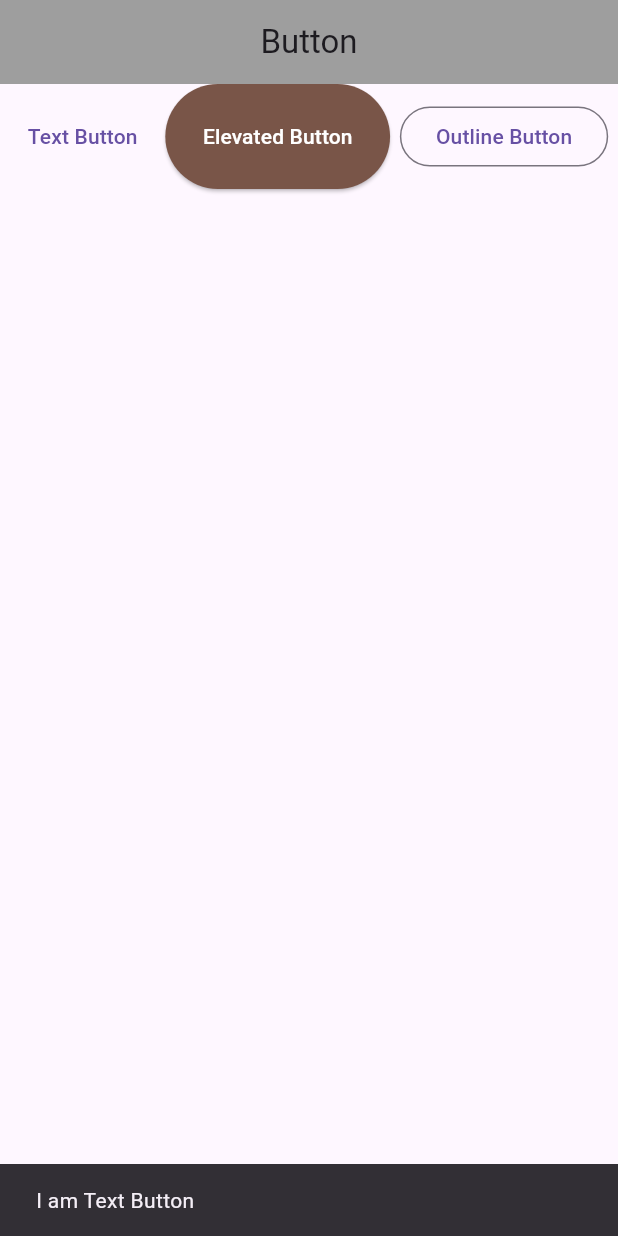
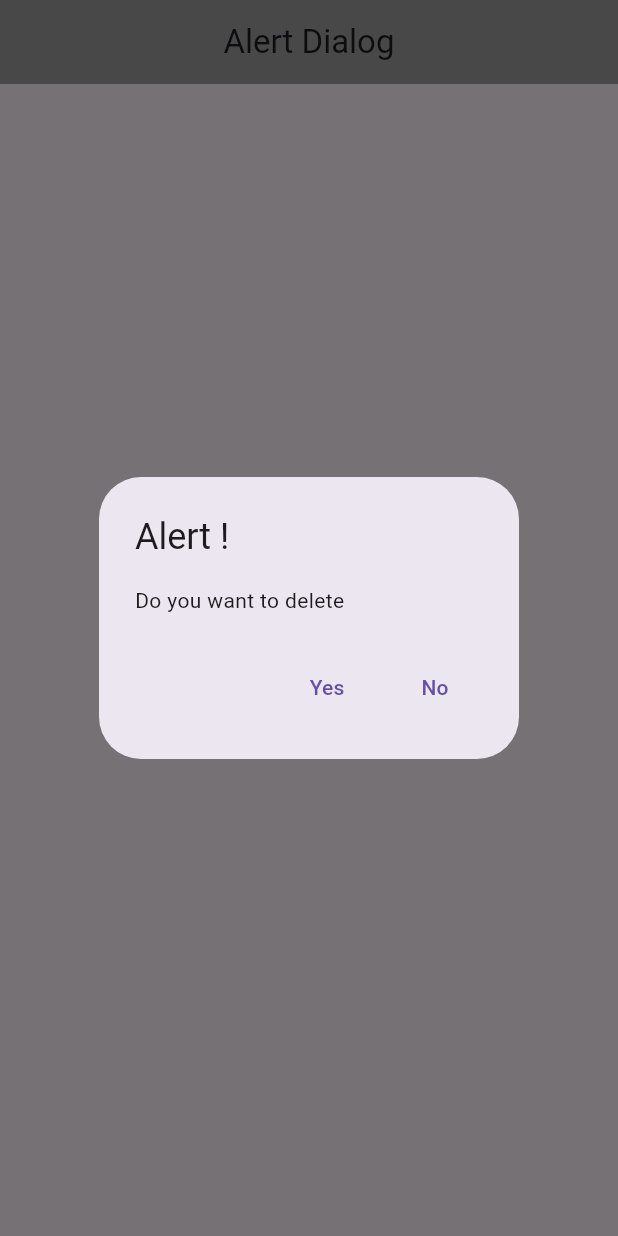
Before and after one commit to shamim2810/flutter_rabbil_class, a Flutter app: the screen it shows after launch, after a tap on "Text Button", on a phone screen of 412 x 824 dp. Run offline on Flutter 3.47's test engine with Material 3 defaults, Android fonts, the light colour scheme and no system bars.

Commit message:
alert dialog

```diff
--- a/lib/home_screen.dart
+++ b/lib/home_screen.dart
@@ -1,35 +1,65 @@
 import 'package:flutter/material.dart';
 
-class HomeScreen extends StatelessWidget {
+class HomeScreen extends StatefulWidget {
   const HomeScreen({super.key});
-  MySnackBar(message, context){
-    return ScaffoldMessenger.of(context).showSnackBar(SnackBar(content: Text(message),),);
+
+  @override
+  State<HomeScreen> createState() => _HomeScreenState();
+}
+
+class _HomeScreenState extends State<HomeScreen> {
+  MySnackBar(message, context) {
+    return ScaffoldMessenger.of(context).showSnackBar(
+      SnackBar(
+        content: Text(message),
+      ),
+    );
+  }
+
+  MyAlertDialog(context) {
+    return showDialog(
+      context: context,
+      builder: (BuildContext context) {
+        return Expanded(
+          child: AlertDialog(
+            title: Text('Alert !'),
+            content: Text('Do you want to delete'),
+            actions: [
+              TextButton(
+                onPressed: () {
+                  MySnackBar('Delete success !', context);
+                  Navigator.of(context).pop();
+                },
+                child: Text('Yes'),
+              ),
+              TextButton(
+                onPressed: () {
+                  Navigator.of(context).pop();
+                },
+                child: Text('No'),
+              ),
+            ],
+          ),
+        );
+      },
+    );
   }
 
   @override
   Widget build(BuildContext context) {
-    ButtonStyle buttonStyle = ElevatedButton.styleFrom(
-      padding: const EdgeInsets.all(25),
-      backgroundColor: Colors.brown,
-      foregroundColor: Colors.white,
-      shape: const RoundedRectangleBorder(
-        borderRadius: BorderRadius.all(Radius.circular(50),),
-      ),
-    );
     return Scaffold(
       appBar: AppBar(
-        title: const Text('Button'),
+        title: const Text('Alert Dialog'),
         centerTitle: true,
         backgroundColor: Colors.grey,
       ),
-
-      body: Row(
-        mainAxisAlignment: MainAxisAlignment.spaceEvenly,
-        children: [
-          TextButton(onPressed: (){MySnackBar('I am Text Button', context);}, child: Text('Text Button'),),
-          ElevatedButton(onPressed: (){MySnackBar('I am Elevated Button', context);}, child: Text('Elevated Button'),style: buttonStyle,),
-          OutlinedButton(onPressed: (){MySnackBar('I am Outline Button', context);}, child: Text('Outline Button'),),
-        ],
+      body: Center(
+        child: ElevatedButton(
+          onPressed: () {
+            MyAlertDialog(context);
+          },
+          child: Text('Text Button'),
+        ),
       ),
     );
   }
```
